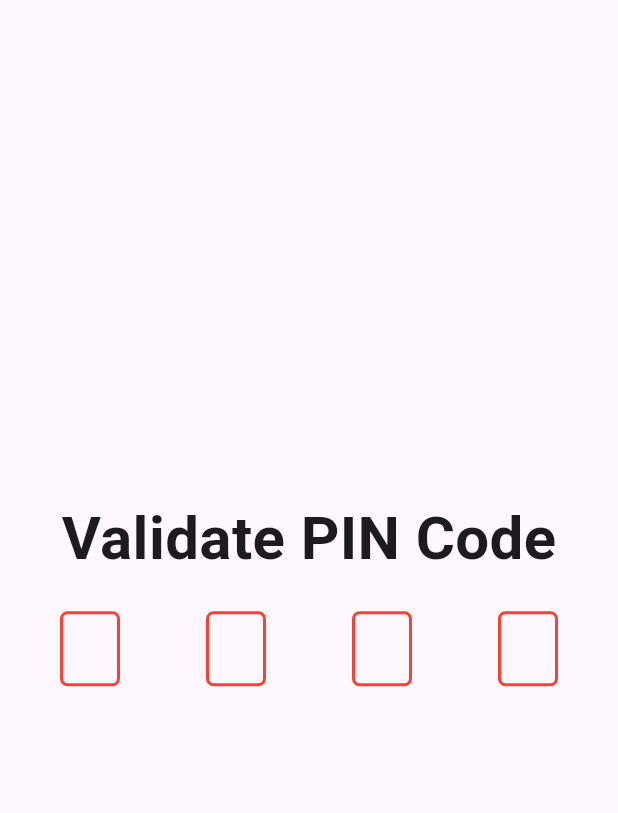
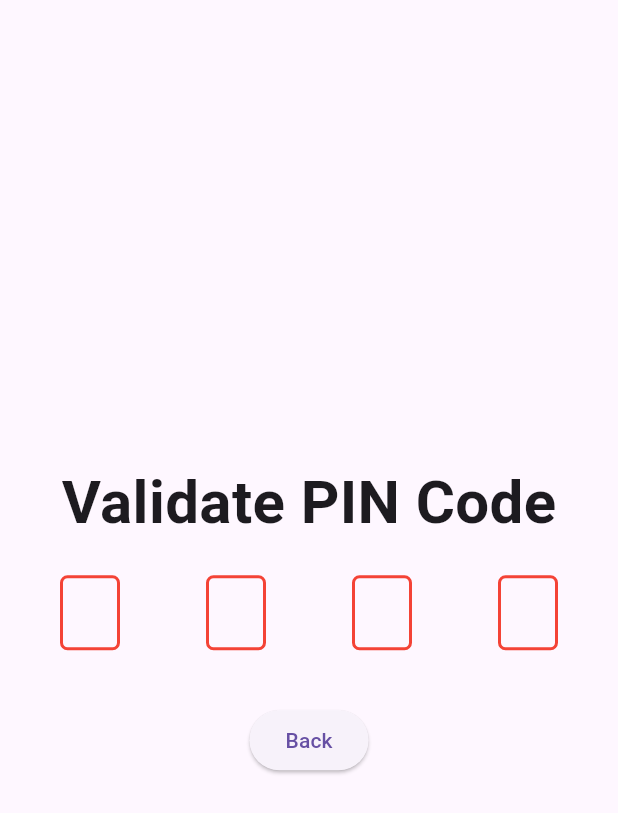
Before and after one commit to ankidulol/flutter-pincode, a Flutter app: the ValidatePincodeScreen screen opened by its route, on a phone screen of 412 x 824 dp. Shown: the top 813 px of the screen. Run offline on Flutter 3.47's test engine with Material 3 defaults, Android fonts, the phone set to English and light mode, and no system bars; drawn by our look-alikes of pin_code_fields; our stand-ins replace flutter_riverpod.

Commit message:
move pincode widget to own file + test out factory pattern in the widget

```diff
--- a/lib/screens/validate_pincode.dart
+++ b/lib/screens/validate_pincode.dart
@@ -2,8 +2,8 @@ import 'dart:io';
 
 import 'package:flutter/material.dart';
 import 'package:flutter_pincode/riverpod/pincode_state.dart';
+import 'package:flutter_pincode/widgets/pincode.dart';
 import 'package:flutter_riverpod/flutter_riverpod.dart';
-import 'package:pin_code_fields/pin_code_fields.dart';
 
 class ValidatePincodeScreen extends ConsumerStatefulWidget {
   const ValidatePincodeScreen({super.key});
@@ -32,18 +32,9 @@ class ValidatePincodeScreenState extends ConsumerState<ValidatePincodeScreen> {
             Padding(
               padding:
                   const EdgeInsets.symmetric(horizontal: 40.0, vertical: 20.0),
-            child: PinCodeTextField(
-              appContext: context,
-              obscureText: true,
-              length: 4,
-              pinTheme: PinTheme(
-                shape: PinCodeFieldShape.box,
-                borderRadius: BorderRadius.circular(5),
-                fieldHeight: 50,
-                fieldWidth: 40,
-                activeFillColor: Colors.white,
-              ),
-              onCompleted: (v) async {
+              child: PinCode(
+                4,
+                (v) async {
                   if (v == pin) {
                     ScaffoldMessenger.of(context).showMaterialBanner(
                       MaterialBanner(
@@ -75,8 +66,15 @@ class ValidatePincodeScreenState extends ConsumerState<ValidatePincodeScreen> {
                 },
               ),
             ),
+            ElevatedButton(
+              child: const Text('Back'),
+              onPressed: () {
+                Navigator.pop(context);
+              },
+            )
           ],
-      )),
+        ),
+      ),
     );
   }
 }
--- /dev/null
+++ b/lib/widgets/pincode.dart
@@ -0,0 +1,50 @@
+import 'package:flutter/material.dart';
+import 'package:flutter_riverpod/flutter_riverpod.dart';
+import 'package:pin_code_fields/pin_code_fields.dart';
+
+class PinCode extends ConsumerStatefulWidget {
+  final bool obscured;
+  final void Function(String)? onCompleted;
+
+  const PinCode._({
+    this.obscured = true,
+    required this.onCompleted,
+  });
+
+  factory PinCode(int pinLength, void Function(String)? onCompleted) {
+    return PinCode._(
+      obscured: false,
+      onCompleted: onCompleted,
+    );
+  }
+
+  factory PinCode.obscured(int pinLength, void Function(String)? onCompleted) {
+    return PinCode._(
+      obscured: true,
+      onCompleted: onCompleted,
+    );
+  }
+
+  @override
+  PinCodeState createState() => PinCodeState();
+}
+
+class PinCodeState extends ConsumerState<PinCode> {
+  @override
+  Widget build(BuildContext context) {
+    return PinCodeTextField(
+      appContext: context,
+      obscureText: widget.obscured,
+      length: 4,
+      keyboardType: TextInputType.number,
+      pinTheme: PinTheme(
+        shape: PinCodeFieldShape.box,
+        borderRadius: BorderRadius.circular(5),
+        fieldHeight: 50,
+        fieldWidth: 40,
+        activeFillColor: Colors.white,
+      ),
+      onCompleted: widget.onCompleted,
+    );
+  }
+}
```
Also changed, not shown: lib/screens/pincode.dart (+5 -18 lines). Lines whose indentation alone changed are shown as unchanged.
